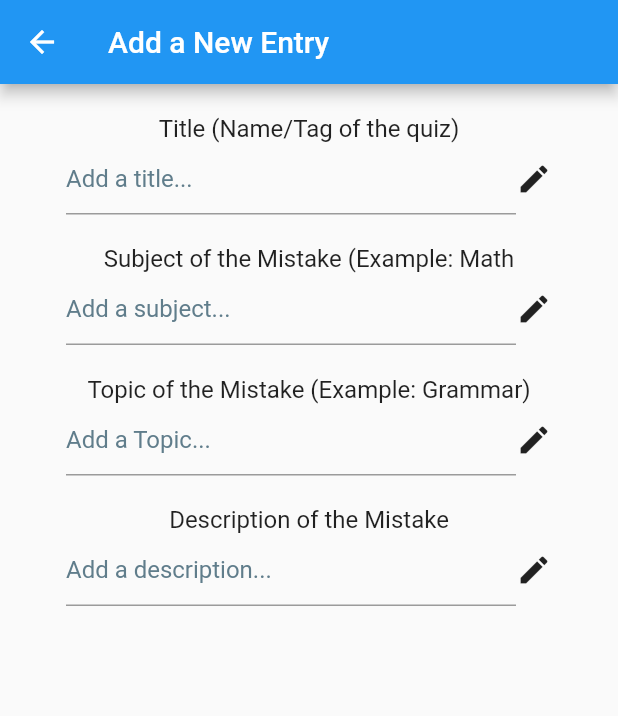
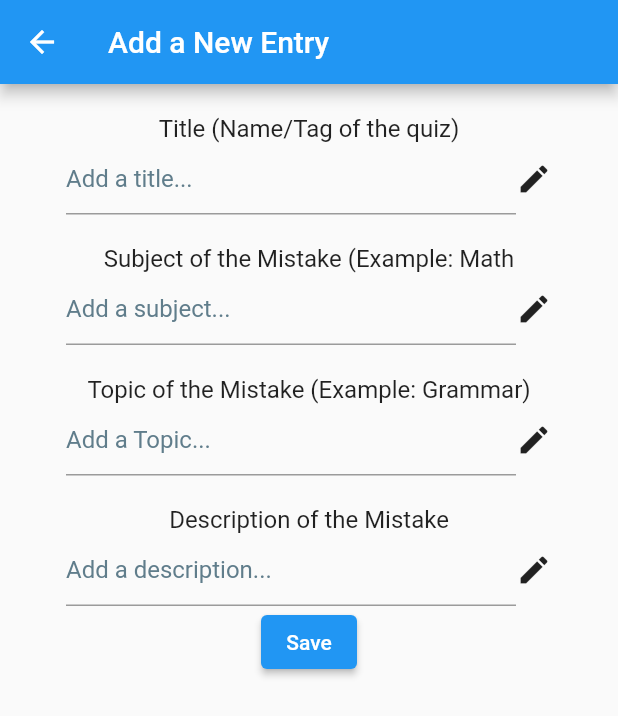
Before and after one commit to Nqile/flutter_mistake_app, a Flutter app: the screen it shows after launch, after a tap on the "add" icon, on a phone screen of 412 x 824 dp. Shown: the top 716 px of the screen. Run offline on Flutter 3.47's test engine with Material 2 defaults, Android fonts, the phone set to English and light mode, and no system bars.

Commit message:
Minor progress on modifying and updating list of mistakes
Changed constructor for Mistake Class to automatically add to mistakeList

next needed: setState when saving new added mistake

```diff
--- a/lib/Mistake.dart
+++ b/lib/Mistake.dart
@@ -1,7 +1,13 @@
+var counter = 0;
 class Mistake {
-  String title, topic, desc, subject, id;
+  String title, topic, desc, subject;
+  int id = counter;
+  static List<Mistake> mistakeList = [];
 
-  Mistake(this.title, this.topic, this.desc, this.subject, this.id);
+  Mistake(this.title, this.topic, this.desc, this.subject) {
+    counter+=1;
+    mistakeList.add(this);
+  }
 }
 
 //needs a class for the url of pictures for both:
--- a/lib/add_entry.dart
+++ b/lib/add_entry.dart
@@ -1,5 +1,7 @@
 import 'package:flutter/foundation.dart';
 import 'package:flutter/material.dart';
+
+import 'Mistake.dart';
 
 class add_entry extends StatefulWidget {
   const add_entry({Key? key}) : super(key: key);
@@ -135,6 +137,14 @@ class _add_entryState extends State<add_entry> {
               ],
             ),
           ),
+          ElevatedButton(
+            onPressed: () {
+              new Mistake(_titleInputController.text,  _topicInputController.text, _descInputController.text, _subjectInputController.text); print(Mistake.mistakeList);
+              //updateMenu();
+              Navigator.pop(context);
+              },
+            child: const Text('Save'),
+          ),
         ],
       )),
     );
--- a/lib/main.dart
+++ b/lib/main.dart
@@ -33,24 +33,27 @@ class MyHomePage extends StatefulWidget {
 }
 
 class _MyHomePageState extends State<MyHomePage> {
-  //fodder mistakes to test ui
-  List<Mistake> _dummyMistakes = [
-    Mistake("Q2-Quiz #4", "Trigonometry", "Wrong formula used", "Math", "0"),
-    Mistake("Q1-Quiz #1", "Algebra",
-        "I'm not sure, google it later or ask teacher abt it", "Math", "1"),
-    Mistake(
-        "Q3-Quiz #2", "Sin law", "sorry pre di ko na rin alam pre", "Math", "2")
-  ];
-
   //method for supposedly getting data from a json file
   Future<List<Mistake>> _getMistakes() async {
-    final List<Mistake> mistakes = await _dummyMistakes;
+    final List<Mistake> mistakes = await Mistake.mistakeList;
 
     return mistakes;
   }
+  @override
+  void initState() {
+    super.initState();
+    Mistake("Q2-Quiz #4", "Trigonometry", "Wrong formula used", "Math");
+    Mistake("Q1-Quiz #1", "Algebra","I'm not sure, google it later or ask teacher abt it", "Math");
+    Mistake("Q3-Quiz #2", "Sin law", "sorry pre di ko na rin alam pre", "Math");
+  }
 
-  @override
+  void updateMenu(BuildContext context)  {
+    setState(() { });
+  }
+
+    @override
   Widget build(BuildContext context) {
+
     return Scaffold(
       appBar: AppBar(
         title: Text(widget.title),
@@ -76,6 +79,7 @@ class _MyHomePageState extends State<MyHomePage> {
       ), // This trailing comma makes auto-formatting nicer for build methods.
     );
   }
+
 
   //listview builder for the futurebuilder
   Widget _buildListViewSeparated(AsyncSnapshot snapshot) {
```
Also changed, not shown: pubspec.lock, 2 other files.
